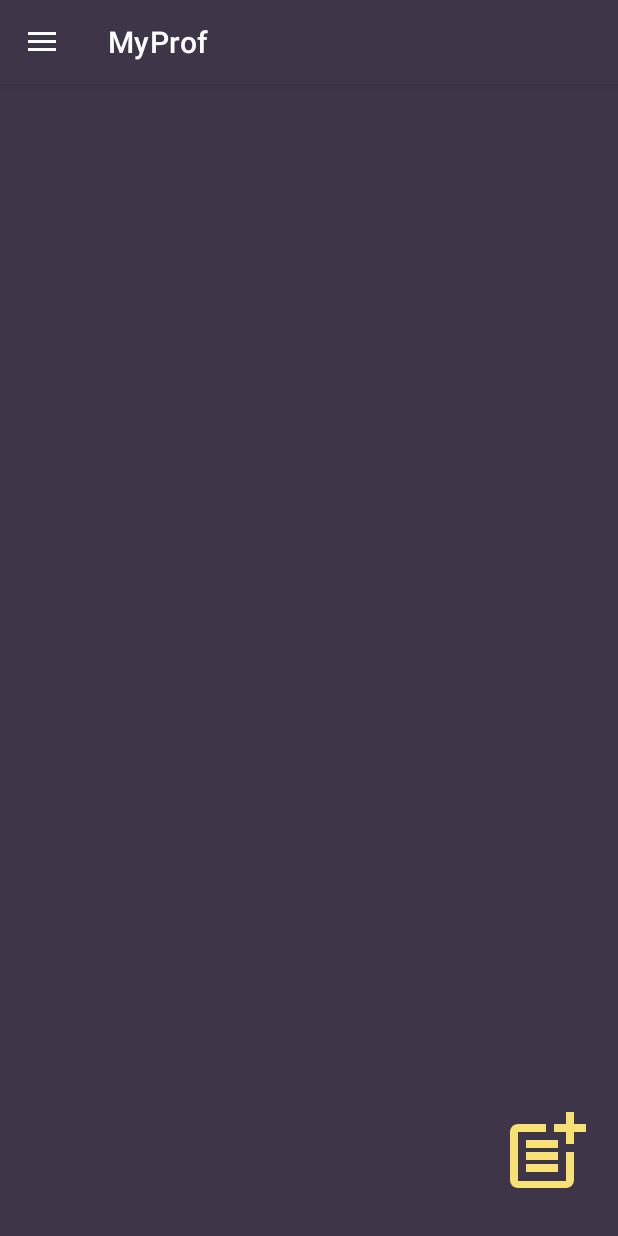
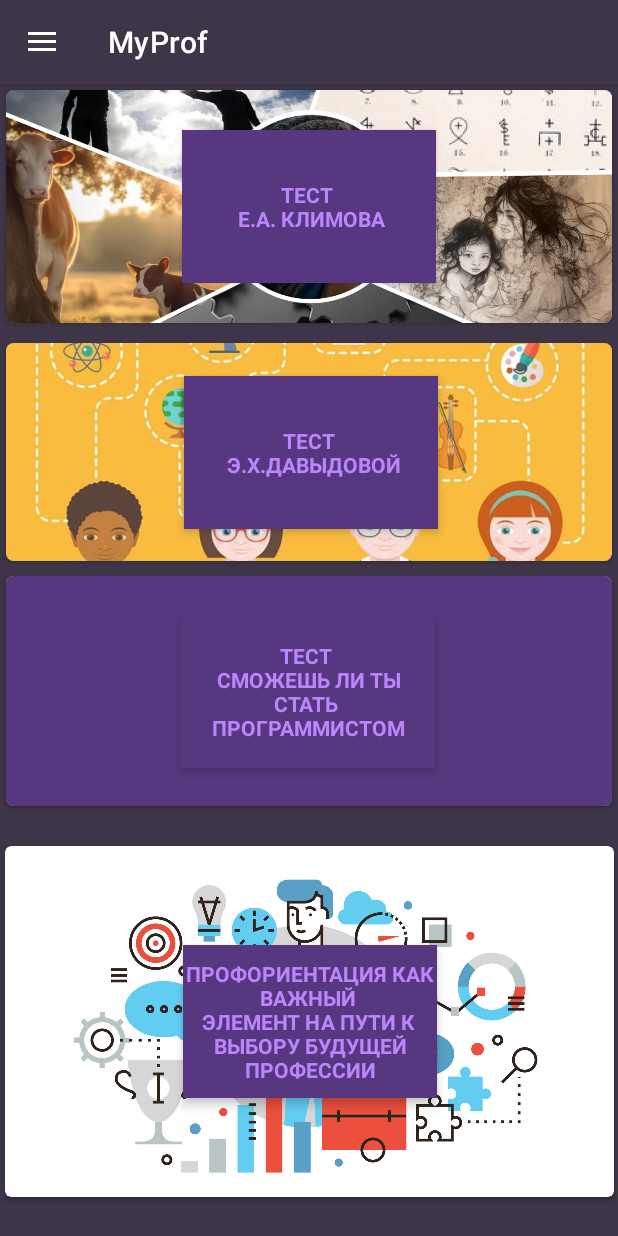
Before and after one commit to Jasmine801/MyProf, an Android app: the screen it shows after launch (MainActivity), in the side drawer, after a tap on "Профориентация", on a phone screen of 412 x 824 dp. Run offline under Robolectric (Android 15) with nearby library versions, the phone set to English and light mode, and no system bars; our stand-ins replace Firebase (no records; nobody signed in at launch, a user with empty details on screens opened directly), navigation-ui.

Commit message:
klimov test

```diff
--- a/app/src/main/java/com/mamedli/myprof/activities/MainActivity.kt
+++ b/app/src/main/java/com/mamedli/myprof/activities/MainActivity.kt
@@ -6,15 +6,23 @@ import android.view.MenuItem
 import android.widget.Toolbar
 import androidx.appcompat.app.ActionBarDrawerToggle
 import androidx.core.view.GravityCompat
+import androidx.fragment.app.Fragment
+import androidx.navigation.NavController
+import androidx.navigation.findNavController
+import androidx.navigation.ui.AppBarConfiguration
+import androidx.navigation.ui.setupWithNavController
 import com.google.android.material.navigation.NavigationView
 import com.mamedli.myprof.R
 import com.mamedli.myprof.databinding.ActivityMainBinding
-import com.mamedli.myprof.db.MainDataBase
+import com.mamedli.myprof.fragments.CareerFragment
+import com.mamedli.myprof.fragments.PublicationsFragment
+
 
 class MainActivity : AppCompatActivity(), NavigationView.OnNavigationItemSelectedListener {
 
     lateinit var binding: ActivityMainBinding
     lateinit var toggle: ActionBarDrawerToggle
+
     override fun onCreate(savedInstanceState: Bundle?) {
         super.onCreate(savedInstanceState)
         binding = ActivityMainBinding.inflate(layoutInflater)
@@ -34,16 +42,18 @@ class MainActivity : AppCompatActivity(), NavigationView.OnNavigationItemSelecte
 
     override fun onOptionsItemSelected(item: MenuItem) : Boolean{
         if(toggle.onOptionsItemSelected(item)){
-
             true
         }
         return super.onOptionsItemSelected(item)
     }
 
     override fun onNavigationItemSelected(item: MenuItem): Boolean {
+        val transaction = supportFragmentManager.beginTransaction()
         when(item.itemId){
             R.id.id_public -> {
-
+                val fragment = PublicationsFragment()
+                transaction.replace(R.id.mainContent, fragment)
+                transaction.commit()
             }
             R.id.id_chats -> {
 
@@ -52,6 +62,9 @@ class MainActivity : AppCompatActivity(), NavigationView.OnNavigationItemSelecte
 
             }
             R.id.id_career_guidance -> {
+                val fragment = CareerFragment()
+                transaction.replace(R.id.mainContent, fragment)
+                transaction.commit()
 
             }
             R.id.id_my_publications -> {
--- a/app/src/main/java/com/mamedli/myprof/fragments/CareerFragment.kt
+++ b/app/src/main/java/com/mamedli/myprof/fragments/CareerFragment.kt
@@ -5,6 +5,7 @@ import androidx.fragment.app.Fragment
 import android.view.LayoutInflater
 import android.view.View
 import android.view.ViewGroup
+import androidx.navigation.fragment.findNavController
 import com.mamedli.myprof.R
 import com.mamedli.myprof.databinding.FragmentCareerBinding
 
@@ -22,6 +23,7 @@ class CareerFragment : Fragment() {
     ): View? {
         // Inflate the layout for this fragment
         binding = FragmentCareerBinding.inflate(inflater, container, false)
+        onClickCareerGuidance()
         return binding.root
     }
 
@@ -29,4 +31,11 @@ class CareerFragment : Fragment() {
         @JvmStatic
         fun newInstance() = CareerFragment()
     }
+
+    private fun onClickCareerGuidance(){
+        val controller = findNavController()
+        binding.clKlimov.setOnClickListener {
+            controller.navigate(R.id.klimovTestFragment)
+        }
+    }
 }
--- /dev/null
+++ b/app/src/main/java/com/mamedli/myprof/fragments/KlimovTestFragment.kt
@@ -0,0 +1,30 @@
+package com.mamedli.myprof.fragments
+
+import android.os.Bundle
+import androidx.fragment.app.Fragment
+import android.view.LayoutInflater
+import android.view.View
+import android.view.ViewGroup
+import com.mamedli.myprof.R
+
+class KlimovTestFragment : Fragment() {
+
+    override fun onCreate(savedInstanceState: Bundle?) {
+        super.onCreate(savedInstanceState)
+
+    }
+
+    override fun onCreateView(
+        inflater: LayoutInflater, container: ViewGroup?,
+        savedInstanceState: Bundle?
+    ): View? {
+        // Inflate the layout for this fragment
+        return inflater.inflate(R.layout.fragment_klimov_test, container, false)
+    }
+
+    companion object {
+        @JvmStatic
+        fun newInstance() =
+            KlimovTestFragment()
+    }
+}
--- a/app/src/main/java/com/mamedli/myprof/fragments/PublicationsFragment.kt
+++ b/app/src/main/java/com/mamedli/myprof/fragments/PublicationsFragment.kt
@@ -80,8 +80,8 @@ class PublicationsFragment : Fragment() {
         })
     }
 
+    private fun onClickNewPublication(){
 
-    private fun onClickNewPublication(){
         val controller = findNavController()
         binding.ibAddPublication.setOnClickListener {
             controller.navigate(R.id.newPublicationFragment)
--- a/app/src/main/res/layout/fragment_career.xml
+++ b/app/src/main/res/layout/fragment_career.xml
@@ -12,7 +12,7 @@
         android:layout_height="match_parent">
 
         <androidx.cardview.widget.CardView
-            android:id="@+id/cv"
+            android:id="@+id/cvKlimov"
             android:layout_width="match_parent"
             android:layout_height="wrap_content"
             android:layout_margin="4dp"
@@ -23,33 +23,37 @@
             app:layout_constraintTop_toTopOf="parent">
 
             <androidx.constraintlayout.widget.ConstraintLayout
+                android:id="@+id/clKlimov"
                 android:layout_width="match_parent"
                 android:layout_height="match_parent"
                 android:background="@color/icon_color">
 
                 <TextView
                     android:id="@+id/textView2"
-                    android:layout_width="wrap_content"
-                    android:layout_height="wrap_content"
+                    android:layout_width="169dp"
+                    android:layout_height="102dp"
+                    android:background="@color/icon_color"
                     android:elevation="2dp"
-                    android:text="ТЕСТ КЛИМОВА"
+                    android:gravity="center"
+                    android:text="@string/klimova"
                     android:textColor="@color/purple_200"
                     android:textStyle="bold"
                     app:layout_constraintBottom_toBottomOf="parent"
                     app:layout_constraintEnd_toEndOf="parent"
-                    app:layout_constraintStart_toEndOf="@+id/imageView2"
-                    app:layout_constraintTop_toTopOf="parent"
-                    app:layout_constraintVertical_bias="0.503" />
+                    app:layout_constraintStart_toStartOf="@+id/imageView2"
+                    app:layout_constraintTop_toTopOf="parent" />
 
                 <ImageView
                     android:id="@+id/imageView2"
-                    android:layout_width="271dp"
-                    android:layout_height="154dp"
+                    android:layout_width="406dp"
+                    android:layout_height="155dp"
+                    android:scaleType="centerCrop"
                     android:src="@drawable/klimov_test"
                     app:layout_constraintBottom_toBottomOf="parent"
                     app:layout_constraintEnd_toEndOf="parent"
                     app:layout_constraintHorizontal_bias="0.0"
-                    app:layout_constraintStart_toStartOf="parent" />
+                    app:layout_constraintStart_toStartOf="parent"
+                    app:layout_constraintTop_toTopOf="parent" />
             </androidx.constraintlayout.widget.ConstraintLayout>
         </androidx.cardview.widget.CardView>
 
@@ -63,7 +67,7 @@
             app:layout_constraintBottom_toBottomOf="parent"
             app:layout_constraintEnd_toEndOf="parent"
             app:layout_constraintStart_toStartOf="parent"
-            app:layout_constraintTop_toBottomOf="@+id/cv"
+            app:layout_constraintTop_toBottomOf="@+id/cvKlimov"
             app:layout_constraintVertical_bias="0.01999998">
 
             <androidx.constraintlayout.widget.ConstraintLayout
@@ -72,31 +76,37 @@
 
                 <TextView
                     android:id="@+id/tvDavidov"
-                    android:layout_width="wrap_content"
-                    android:layout_height="wrap_content"
-                    android:elevation="2dp"
+                    android:layout_width="169dp"
+                    android:layout_height="102dp"
+                    android:background="@color/icon_color"
+                    android:elevation="4dp"
                     android:gravity="center"
                     android:text="@string/davidova"
                     android:textColor="@color/purple_200"
                     android:textStyle="bold"
-                    app:layout_constraintBottom_toBottomOf="parent"
-                    app:layout_constraintEnd_toEndOf="parent"
-                    app:layout_constraintStart_toEndOf="@+id/imageView4"
-                    app:layout_constraintTop_toTopOf="parent" />
+                    app:layout_constraintBottom_toBottomOf="@+id/imageView4"
+                    app:layout_constraintEnd_toEndOf="@+id/imageView4"
+                    app:layout_constraintStart_toStartOf="@+id/imageView4"
+                    app:layout_constraintTop_toTopOf="@+id/imageView4" />
 
                 <ImageView
                     android:id="@+id/imageView4"
-                    android:layout_width="244dp"
-                    android:layout_height="149dp"
+                    android:layout_width="406dp"
+                    android:layout_height="145dp"
                     android:background="@color/icon_color"
+                    android:scaleType="centerCrop"
                     android:src="@drawable/davidov_test"
                     app:layout_constraintBottom_toBottomOf="parent"
+                    app:layout_constraintEnd_toEndOf="parent"
+                    app:layout_constraintHorizontal_bias="0.0"
                     app:layout_constraintStart_toStartOf="parent"
-                    app:layout_constraintTop_toTopOf="parent" />
+                    app:layout_constraintTop_toTopOf="parent"
+                    app:layout_constraintVertical_bias="0.333" />
             </androidx.constraintlayout.widget.ConstraintLayout>
         </androidx.cardview.widget.CardView>
 
         <androidx.cardview.widget.CardView
+            android:id="@+id/cardView2"
             android:layout_width="match_parent"
             android:layout_height="wrap_content"
             android:layout_margin="4dp"
@@ -115,30 +125,76 @@
 
                 <TextView
                     android:id="@+id/tvDavidov2"
-                    android:layout_width="wrap_content"
-                    android:layout_height="wrap_content"
-                    android:elevation="2dp"
+                    android:layout_width="169dp"
+                    android:layout_height="102dp"
+                    android:background="@color/icon_color"
+                    android:elevation="4dp"
                     android:gravity="center"
                     android:text="@string/test_proger"
                     android:textColor="@color/purple_200"
                     android:textStyle="bold"
                     app:layout_constraintBottom_toBottomOf="parent"
                     app:layout_constraintEnd_toEndOf="parent"
-                    app:layout_constraintStart_toEndOf="@+id/imageView6"
-                    app:layout_constraintTop_toTopOf="parent" />
+                    app:layout_constraintStart_toStartOf="@+id/imageView6"
+                    app:layout_constraintTop_toTopOf="@+id/imageView6" />
 
                 <ImageView
                     android:id="@+id/imageView6"
-                    android:layout_width="232dp"
-                    android:layout_height="154dp"
+                    android:layout_width="407dp"
+                    android:layout_height="153dp"
+                    android:scaleType="center"
                     android:src="@drawable/test_proger"
                     app:layout_constraintBottom_toBottomOf="parent"
+                    app:layout_constraintEnd_toEndOf="parent"
                     app:layout_constraintStart_toStartOf="parent"
                     app:layout_constraintTop_toTopOf="parent" />
             </androidx.constraintlayout.widget.ConstraintLayout>
 
         </androidx.cardview.widget.CardView>
 
+        <androidx.cardview.widget.CardView
+            android:layout_width="406dp"
+            android:layout_height="234dp"
+            android:layout_margin="1dp"
+            app:cardCornerRadius="4dp"
+            app:layout_constraintBottom_toBottomOf="parent"
+            app:layout_constraintEnd_toEndOf="parent"
+            app:layout_constraintStart_toStartOf="parent"
+            app:layout_constraintTop_toBottomOf="@+id/cardView2">
+
+            <androidx.constraintlayout.widget.ConstraintLayout
+                android:layout_width="match_parent"
+                android:layout_height="match_parent">
+
+                <TextView
+                    android:id="@+id/textView"
+                    android:layout_width="169dp"
+                    android:layout_height="102dp"
+                    android:background="@color/icon_color"
+                    android:elevation="4dp"
+                    android:gravity="center"
+                    android:text="@string/article"
+                    android:textColor="@color/purple_200"
+                    android:textStyle="bold"
+                    app:layout_constraintBottom_toBottomOf="parent"
+                    app:layout_constraintEnd_toEndOf="parent"
+                    app:layout_constraintStart_toStartOf="parent"
+                    app:layout_constraintTop_toTopOf="@+id/imageView" />
+
+                <ImageView
+                    android:id="@+id/imageView"
+                    android:layout_width="wrap_content"
+                    android:layout_height="wrap_content"
+                    android:src="@drawable/article"
+                    app:layout_constraintBottom_toBottomOf="parent"
+                    app:layout_constraintEnd_toEndOf="parent"
+                    app:layout_constraintHorizontal_bias="0.0"
+                    app:layout_constraintStart_toStartOf="parent"
+                    app:layout_constraintTop_toTopOf="parent"
+                    app:layout_constraintVertical_bias="1.0" />
+            </androidx.constraintlayout.widget.ConstraintLayout>
+        </androidx.cardview.widget.CardView>
+
     </androidx.constraintlayout.widget.ConstraintLayout>
 
 </FrameLayout>
--- /dev/null
+++ b/app/src/main/res/layout/fragment_klimov_test.xml
@@ -0,0 +1,14 @@
+<?xml version="1.0" encoding="utf-8"?>
+<FrameLayout xmlns:android="http://schemas.android.com/apk/res/android"
+    xmlns:tools="http://schemas.android.com/tools"
+    android:layout_width="match_parent"
+    android:layout_height="match_parent"
+    tools:context=".fragments.KlimovTestFragment">
+
+    <!-- TODO: Update blank fragment layout -->
+    <TextView
+        android:layout_width="match_parent"
+        android:layout_height="match_parent"
+        android:text="@string/hello_blank_fragment" />
+
+</FrameLayout>
--- a/app/src/main/res/layout/main_content.xml
+++ b/app/src/main/res/layout/main_content.xml
@@ -5,7 +5,7 @@
     android:layout_width="match_parent"
     android:layout_height="match_parent">
 
-    <androidx.fragment.app.FragmentContainerView
+    <fragment
         android:id="@+id/fragmentContainerView"
         android:name="androidx.navigation.fragment.NavHostFragment"
         android:layout_width="match_parent"
--- a/app/src/main/res/navigation/main_navigation.xml
+++ b/app/src/main/res/navigation/main_navigation.xml
@@ -13,6 +13,9 @@
         <action
             android:id="@+id/action_publicationsFragment_to_newPublicationFragment"
             app:destination="@id/newPublicationFragment" />
+        <action
+            android:id="@+id/action_publicationsFragment_to_careerFragment"
+            app:destination="@id/careerFragment" />
     </fragment>
     <fragment
         android:id="@+id/newPublicationFragment"
@@ -23,4 +26,22 @@
             android:id="@+id/action_newPublicationFragment_to_publicationsFragment"
             app:destination="@id/publicationsFragment" />
     </fragment>
+    <fragment
+        android:id="@+id/careerFragment"
+        android:name="com.mamedli.myprof.fragments.CareerFragment"
+        android:label="fragment_career"
+        tools:layout="@layout/fragment_career" >
+        <action
+            android:id="@+id/action_careerFragment_to_klimovTestFragment"
+            app:destination="@id/klimovTestFragment" />
+    </fragment>
+    <fragment
+        android:id="@+id/klimovTestFragment"
+        android:name="com.mamedli.myprof.fragments.KlimovTestFragment"
+        android:label="fragment_klimov_test"
+        tools:layout="@layout/fragment_klimov_test" >
+        <action
+            android:id="@+id/action_klimovTestFragment_to_careerFragment"
+            app:destination="@id/careerFragment" />
+    </fragment>
 </navigation>
--- a/app/src/main/res/values/strings.xml
+++ b/app/src/main/res/values/strings.xml
@@ -18,5 +18,7 @@
 
     <string name="hello_blank_fragment">Hello blank fragment</string>
     <string name="davidova">ТЕСТ \n Э.Х.ДАВЫДОВОЙ</string>
+    <string name="klimova">ТЕСТ \n Е.А. КЛИМОВА</string>
+    <string name="article">ПРОФОРИЕНТАЦИЯ КАК ВАЖНЫЙ \nЭЛЕМЕНТ НА ПУТИ К \nВЫБОРУ БУДУЩЕЙ ПРОФЕССИИ</string>
     <string name="test_proger">ТЕСТ \n СМОЖЕШЬ ЛИ ТЫ \nСТАТЬ \nПРОГРАММИСТОМ</string>
 </resources>
```
Also changed, not shown: app/src/main/res/drawable/article.jpg (added).
